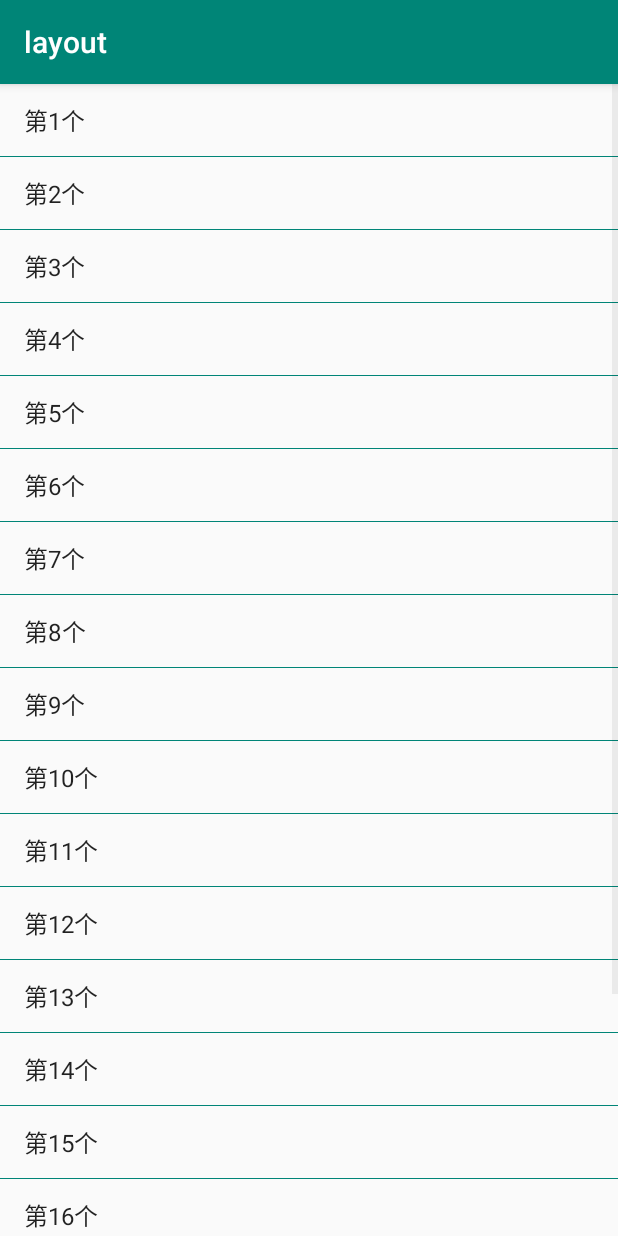
After one commit to guobin211/rx-java, an Android app: the ListViewActivity screen opened directly, with no data from a screen before it, on a phone screen of 412 x 824 dp. The commit adds this screen. Run offline under Robolectric (Android 15) with nearby library versions, the phone set to English and light mode, and no system bars.

Commit message:
list-view

```diff
--- /dev/null
+++ b/layout/app/src/main/java/com/guobin/layout/activity/ListViewActivity.java
@@ -0,0 +1,39 @@
+package com.guobin.layout.activity;
+
+import androidx.appcompat.app.AppCompatActivity;
+
+import android.os.Bundle;
+import android.widget.ArrayAdapter;
+
+import com.guobin.layout.R;
+
+public class ListViewActivity extends AppCompatActivity {
+    String[] dataList;
+
+    @Override
+    protected void onCreate(Bundle savedInstanceState) {
+        super.onCreate(savedInstanceState);
+        setContentView(R.layout.activity_list_view);
+        dataList = buildList();
+        android.widget.ListView listView = findViewById(R.id.list_view_demo);
+        ArrayAdapter<String> adapter = buildAdapter();
+        listView.setAdapter(adapter);
+    }
+
+    /**
+     * 适配器
+     * @return ArrayAdapter
+     */
+    private ArrayAdapter<String> buildAdapter() {
+        // 使用系统的布局资源生成list_item
+        return new ArrayAdapter<>(this, android.R.layout.simple_list_item_1,android.R.id.text1, dataList);
+    }
+
+    private String[] buildList() {
+        String[] res = new String[20];
+        for (int i = 0; i < 20; i++) {
+            res[i] = "第" + (i + 1)+ "个";
+        }
+        return res;
+    }
+}
--- a/layout/app/src/main/res/layout/activity_list_view.xml
+++ b/layout/app/src/main/res/layout/activity_list_view.xml
@@ -4,9 +4,12 @@
     xmlns:tools="http://schemas.android.com/tools"
     android:layout_width="match_parent"
     android:layout_height="match_parent"
-    tools:context=".activity.ListView">
+    tools:context=".activity.ListViewActivity">
 
     <ListView
+        android:id="@+id/list_view_demo"
+        android:divider="@color/colorPrimary"
+        android:dividerHeight="1px"
         android:layout_width="match_parent"
         android:layout_height="match_parent"
         app:layout_constraintBottom_toBottomOf="parent"
```
Also changed, not shown: layout/app/src/main/java/com/guobin/layout/activity/GridViewActivity.java (added, +41 -0 lines), layout/app/src/main/java/com/guobin/layout/activity/ListView.java (deleted, +0 -16 lines), layout/app/src/main/res/layout/activity_liner_layout.xml (+55 -3 lines), layout/app/src/main/res/layout/activity_main.xml (+18 -0 lines).
